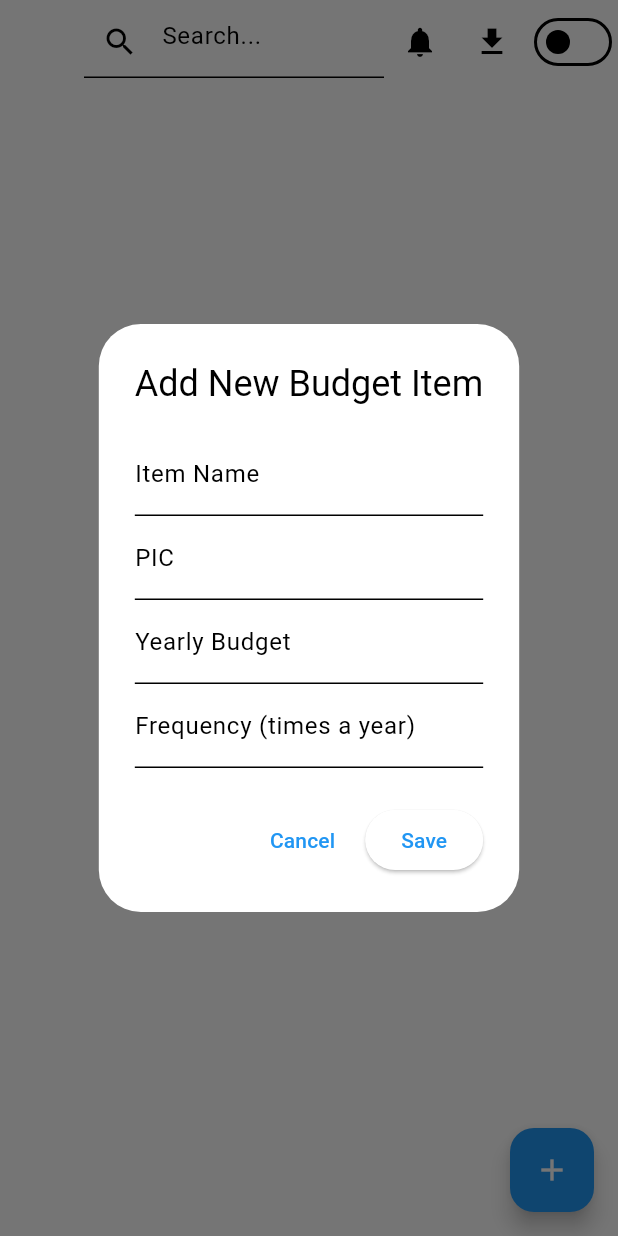
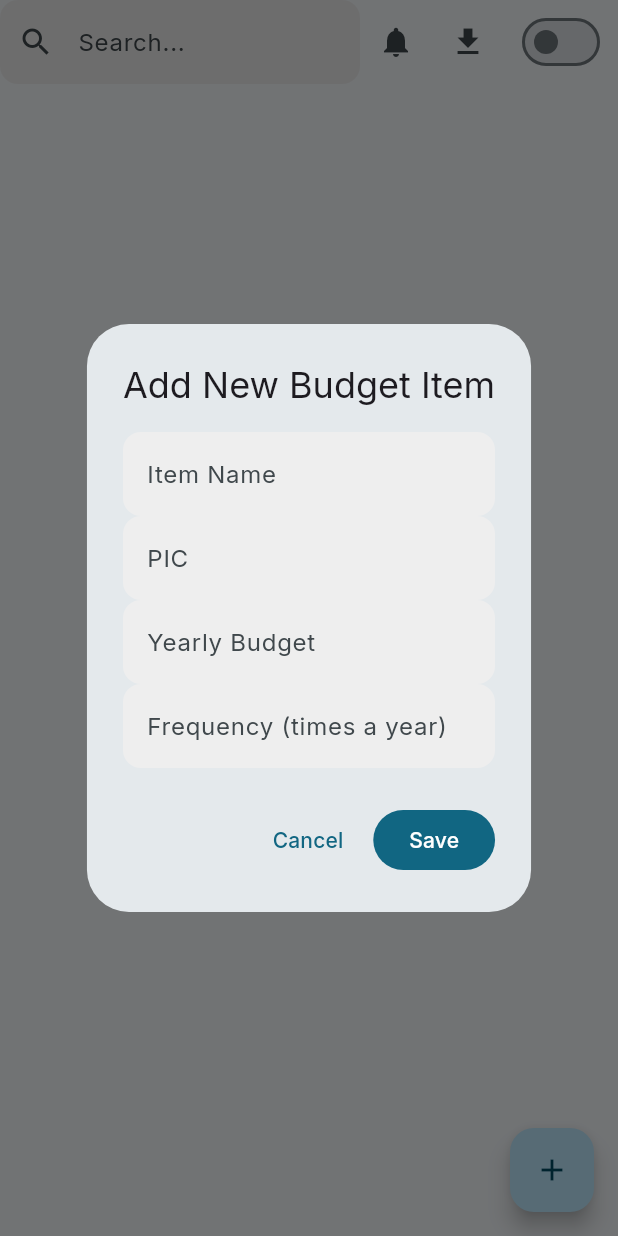
Before and after one commit to masumrpg/budget_management_app, a Flutter app: the screen it shows after launch, after a tap on the "add" icon, on a phone screen of 412 x 824 dp. Run offline on Flutter 3.47's test engine with Material 3 defaults, Android fonts, the phone set to English and light mode, and no system bars; our stand-ins replace data_table_2, flutter_local_notifications, google_fonts, hive, hive_flutter, timezone; missing offline and left inert: excel; accounts and stored records are empty.

Commit message:
Implement theme management with light and dark modes, enhance budget item handling, and improve UI responsiveness and aesthetics

```diff
--- a/lib/main.dart
+++ b/lib/main.dart
@@ -2,6 +2,7 @@ import 'package:budget_management_app/providers/budget_provider.dart';
 import 'package:budget_management_app/providers/theme_provider.dart';
 import 'package:budget_management_app/screens/dashboard_screen.dart';
 import 'package:budget_management_app/services/notification_service.dart';
+import 'package:budget_management_app/theme/theme.dart';
 import 'package:flutter/material.dart';
 import 'package:hive_flutter/hive_flutter.dart';
 import 'package:provider/provider.dart';
@@ -32,36 +33,8 @@ class MyApp extends StatelessWidget {
           return MaterialApp(
             title: 'Budget Management App',
             themeMode: themeProvider.themeMode,
-            theme: ThemeData(
-              useMaterial3: true,
-              colorScheme: const ColorScheme(
-                brightness: Brightness.light,
-                primary: Color(0xFF2196F3),
-                onPrimary: Colors.white,
-                secondary: Color(0xFF4CAF50),
-                onSecondary: Colors.white,
-                error: Color(0xFFF44336),
-                onError: Colors.white,
-                surface: Colors.white,
-                onSurface: Colors.black,
-              ),
-              visualDensity: VisualDensity.adaptivePlatformDensity,
-            ),
-            darkTheme: ThemeData(
-              useMaterial3: true,
-              colorScheme: const ColorScheme(
-                brightness: Brightness.dark,
-                primary: Color(0xFF64B5F6),
-                onPrimary: Colors.black,
-                secondary: Color(0xFF81C784),
-                onSecondary: Colors.black,
-                error: Color(0xFFEF5350),
-                onError: Colors.black,
-                surface: Color(0xFF1E1E1E),
-                onSurface: Colors.white,
-              ),
-              visualDensity: VisualDensity.adaptivePlatformDensity,
-            ),
+            theme: AppTheme.lightTheme,
+            darkTheme: AppTheme.darkTheme,
             home: const DashboardScreen(),
           );
         },
--- a/lib/models/budget_item.dart
+++ b/lib/models/budget_item.dart
@@ -23,7 +23,7 @@ class BudgetItem extends HiveObject {
   List<int> activeMonths;
 
   @HiveField(6)
-  Map<int, double> monthlyWithdrawals;
+  Map<int, double> monthlyWithdrawals = {};
 
   @HiveField(7)
   DateTime createdAt;
@@ -41,7 +41,6 @@ class BudgetItem extends HiveObject {
     required this.yearlyBudget,
     required this.frequency,
     required this.activeMonths,
-    this.monthlyWithdrawals = const {},
     DateTime? createdAt,
     this.lastUpdated,
     this.notes,
--- a/lib/screens/dashboard_screen.dart
+++ b/lib/screens/dashboard_screen.dart
@@ -15,6 +15,8 @@ class DashboardScreen extends StatefulWidget {
 }
 
 class _DashboardScreenState extends State<DashboardScreen> {
+  _DashboardScreenState();
+
   final _searchController = TextEditingController();
 
   @override
@@ -22,34 +24,45 @@ class _DashboardScreenState extends State<DashboardScreen> {
     return Scaffold(
       appBar: AppBar(
         title: const Text('Budget Management 2025'),
+        elevation: 0, // For a flatter, cleaner look
         actions: [
-          SizedBox(
-            width: 200,
+          Expanded(
+            // Make search bar responsive
             child: TextField(
               controller: _searchController,
               decoration: const InputDecoration(
+                // Rely on InputDecorationTheme
                 hintText: 'Search...',
                 prefixIcon: Icon(Icons.search),
               ),
               onChanged: (value) {
-                Provider.of<BudgetProvider>(context, listen: false).setSearchQuery(value);
+                Provider.of<BudgetProvider>(
+                  context,
+                  listen: false,
+                ).setSearchQuery(value);
               },
             ),
           ),
           IconButton(
             icon: const Icon(Icons.notifications),
             onPressed: () {
-              NotificationService.showNotification('Test Notification', 'This is a test notification.');
+              NotificationService.showNotification(
+                'Test Notification',
+                'This is a test notification.',
+              );
             },
           ),
           IconButton(
             icon: const Icon(Icons.download),
             onPressed: () async {
-              final budgetProvider =
-                  Provider.of<BudgetProvider>(context, listen: false);
+              final budgetProvider = Provider.of<BudgetProvider>(
+                context,
+                listen: false,
+              );
               final messenger = ScaffoldMessenger.of(context);
-              final path =
-                  await ExportService.exportToExcel(budgetProvider.items);
+              final path = await ExportService.exportToExcel(
+                budgetProvider.items,
+              );
               if (!mounted) return;
               if (path != null) {
                 messenger.showSnackBar(
@@ -58,7 +71,10 @@ class _DashboardScreenState extends State<DashboardScreen> {
               }
             },
           ),
-          Consumer<ThemeProvider>(
+          Padding(
+            // Add padding around the switch for better spacing
+            padding: const EdgeInsets.symmetric(horizontal: 8.0),
+            child: Consumer<ThemeProvider>(
               builder: (context, themeProvider, child) {
                 return Switch(
                   value: themeProvider.themeMode == ThemeMode.dark,
@@ -68,17 +84,27 @@ class _DashboardScreenState extends State<DashboardScreen> {
                 );
               },
             ),
+          ),
         ],
       ),
-      body: Consumer<BudgetProvider>(
+      body: Padding(
+        // Add padding to the body
+        padding: const EdgeInsets.all(16.0),
+        child: Consumer<BudgetProvider>(
           builder: (context, budgetProvider, child) {
             if (budgetProvider.filteredItems.isEmpty) {
-            return const Center(
-              child: Text('No items found.'),
+              return const Center(child: Text('No items found.'));
+            }
+            return Card(
+              // Wrap BudgetTable in a Card for lifted look
+              elevation: 4,
+              shape: RoundedRectangleBorder(
+                borderRadius: BorderRadius.circular(16),
+              ),
+              child: BudgetTable(budgetItems: budgetProvider.filteredItems),
             );
-          }
-          return BudgetTable(budgetItems: budgetProvider.filteredItems);
           },
+        ),
       ),
       floatingActionButton: FloatingActionButton(
         onPressed: () {
--- /dev/null
+++ b/lib/theme/theme.dart
@@ -0,0 +1,60 @@
+import 'package:flutter/material.dart';
+import 'package:google_fonts/google_fonts.dart';
+
+class AppTheme {
+  static const _seedColor = Colors.blueGrey;
+
+  static ThemeData get lightTheme {
+    return ThemeData(
+      useMaterial3: true,
+      colorScheme: ColorScheme.fromSeed(
+        seedColor: _seedColor,
+        brightness: Brightness.light,
+      ),
+      textTheme: GoogleFonts.interTextTheme(ThemeData.light().textTheme),
+      inputDecorationTheme: InputDecorationTheme(
+        filled: true,
+        fillColor: Colors.grey.shade200,
+        border: OutlineInputBorder(
+          borderRadius: BorderRadius.circular(12),
+          borderSide: BorderSide.none,
+        ),
+      ),
+      elevatedButtonTheme: ElevatedButtonThemeData(
+        style: ElevatedButton.styleFrom(
+          shape: RoundedRectangleBorder(
+            borderRadius: BorderRadius.circular(12),
+          ),
+          padding: const EdgeInsets.symmetric(horizontal: 24, vertical: 16),
+        ),
+      ),
+    );
+  }
+
+  static ThemeData get darkTheme {
+    return ThemeData(
+      useMaterial3: true,
+      colorScheme: ColorScheme.fromSeed(
+        seedColor: _seedColor,
+        brightness: Brightness.dark,
+      ),
+      textTheme: GoogleFonts.interTextTheme(ThemeData.dark().textTheme),
+      inputDecorationTheme: InputDecorationTheme(
+        filled: true,
+        fillColor: Colors.grey.shade800,
+        border: OutlineInputBorder(
+          borderRadius: BorderRadius.circular(12),
+          borderSide: BorderSide.none,
+        ),
+      ),
+      elevatedButtonTheme: ElevatedButtonThemeData(
+        style: ElevatedButton.styleFrom(
+          shape: RoundedRectangleBorder(
+            borderRadius: BorderRadius.circular(12),
+          ),
+          padding: const EdgeInsets.symmetric(horizontal: 24, vertical: 16),
+        ),
+      ),
+    );
+  }
+}
--- a/lib/widgets/dialogs/add_item_dialog.dart
+++ b/lib/widgets/dialogs/add_item_dialog.dart
@@ -23,7 +23,18 @@ class AddItemDialogState extends State<AddItemDialog> {
   int _currentFrequency = 0;
 
   final List<String> _monthNames = [
-    'Jan', 'Feb', 'Mar', 'Apr', 'May', 'Jun', 'Jul', 'Aug', 'Sep', 'Oct', 'Nov', 'Dec'
+    'Jan',
+    'Feb',
+    'Mar',
+    'Apr',
+    'May',
+    'Jun',
+    'Jul',
+    'Aug',
+    'Sep',
+    'Oct',
+    'Nov',
+    'Dec',
   ];
 
   @override
@@ -107,7 +118,9 @@ class AddItemDialogState extends State<AddItemDialog> {
               ),
               TextFormField(
                 controller: _frequencyController,
-                decoration: const InputDecoration(labelText: 'Frequency (times a year)'),
+                decoration: const InputDecoration(
+                  labelText: 'Frequency (times a year)',
+                ),
                 keyboardType: TextInputType.number,
                 inputFormatters: [FilteringTextInputFormatter.digitsOnly],
                 validator: (value) {
@@ -139,7 +152,11 @@ class AddItemDialogState extends State<AddItemDialog> {
                             } else {
                               // Optionally show a message that max selections reached
                               ScaffoldMessenger.of(context).showSnackBar(
-                                SnackBar(content: Text('You can only select $_currentFrequency months.')),
+                                SnackBar(
+                                  content: Text(
+                                    'You can only select $_currentFrequency months.',
+                                  ),
+                                ),
                               );
                             }
                           } else {
@@ -155,7 +172,10 @@ class AddItemDialogState extends State<AddItemDialog> {
                     padding: const EdgeInsets.only(top: 8.0),
                     child: Text(
                       'Please select exactly $_currentFrequency months.',
-                      style: const TextStyle(color: Colors.red, fontSize: 12),
+                      style: TextStyle(
+                        color: Theme.of(context).colorScheme.error,
+                        fontSize: 12,
+                      ),
                     ),
                   ),
               ],
@@ -168,7 +188,8 @@ class AddItemDialogState extends State<AddItemDialog> {
           onPressed: () => Navigator.of(context).pop(),
           child: const Text('Cancel'),
         ),
-        ElevatedButton(
+        FilledButton(
+          // Use FilledButton for a modern look
           onPressed: _saveItem,
           child: const Text('Save'),
         ),
@@ -181,7 +202,9 @@ class AddItemDialogState extends State<AddItemDialog> {
       if (_selectedMonths.length != _currentFrequency) {
         // Show an error for month selection
         ScaffoldMessenger.of(context).showSnackBar(
-          SnackBar(content: Text('Please select exactly $_currentFrequency months.')),
+          SnackBar(
+            content: Text('Please select exactly $_currentFrequency months.'),
+          ),
         );
         return;
       }
@@ -192,10 +215,14 @@ class AddItemDialogState extends State<AddItemDialog> {
         picName: _picNameController.text,
         yearlyBudget: double.parse(_yearlyBudgetController.text),
         frequency: _currentFrequency,
-        activeMonths: _selectedMonths.toList()..sort(), // Ensure sorted for consistency
+        activeMonths: _selectedMonths.toList()
+          ..sort(), // Ensure sorted for consistency
       );
 
-      Provider.of<BudgetProvider>(context, listen: false).addBudgetItem(newItem);
+      Provider.of<BudgetProvider>(
+        context,
+        listen: false,
+      ).addBudgetItem(newItem);
       Navigator.of(context).pop();
     }
   }
--- a/pubspec.yaml
+++ b/pubspec.yaml
@@ -13,6 +13,7 @@ dependencies:
     sdk: flutter
   flutter_local_notifications: ^19.5.0
   flutter_staggered_animations: ^1.1.1
+  google_fonts: ^6.3.2
   hive: ^2.2.3
   hive_flutter: ^1.1.0
   intl: ^0.20.2
```
Also changed, not shown: lib/widgets/budget_table.dart (+107 -23 lines), lib/widgets/dialogs/update_amount_dialog.dart (+13 -4 lines), lib/models/budget_item.g.dart, pubspec.lock. Lines whose indentation alone changed are shown as unchanged.
